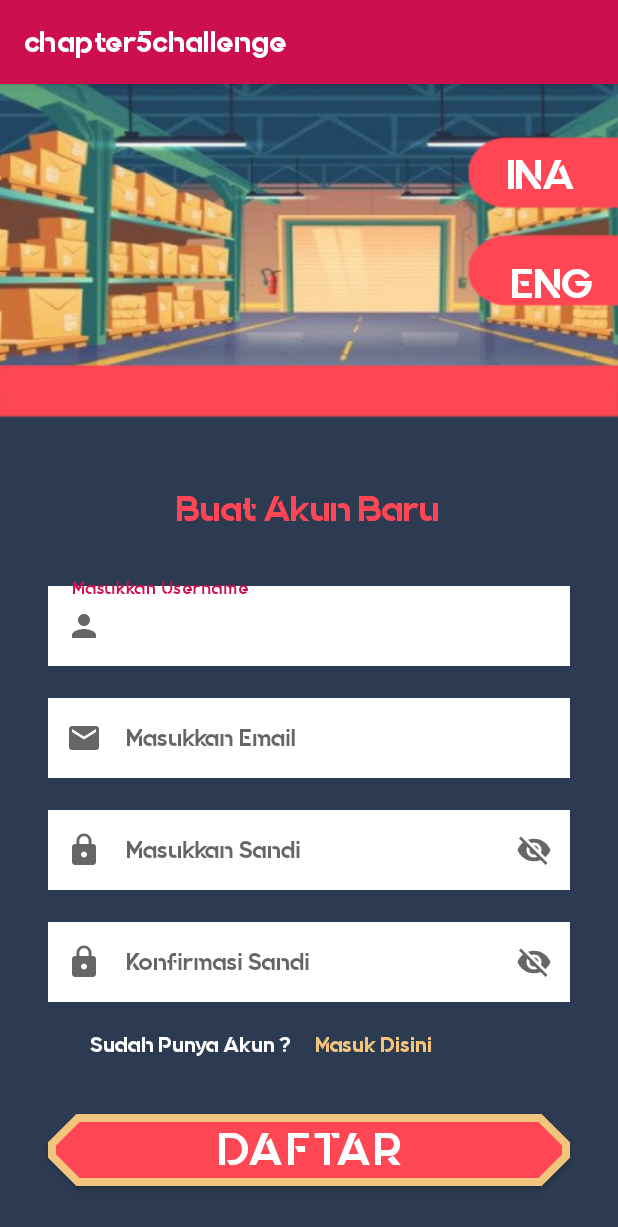
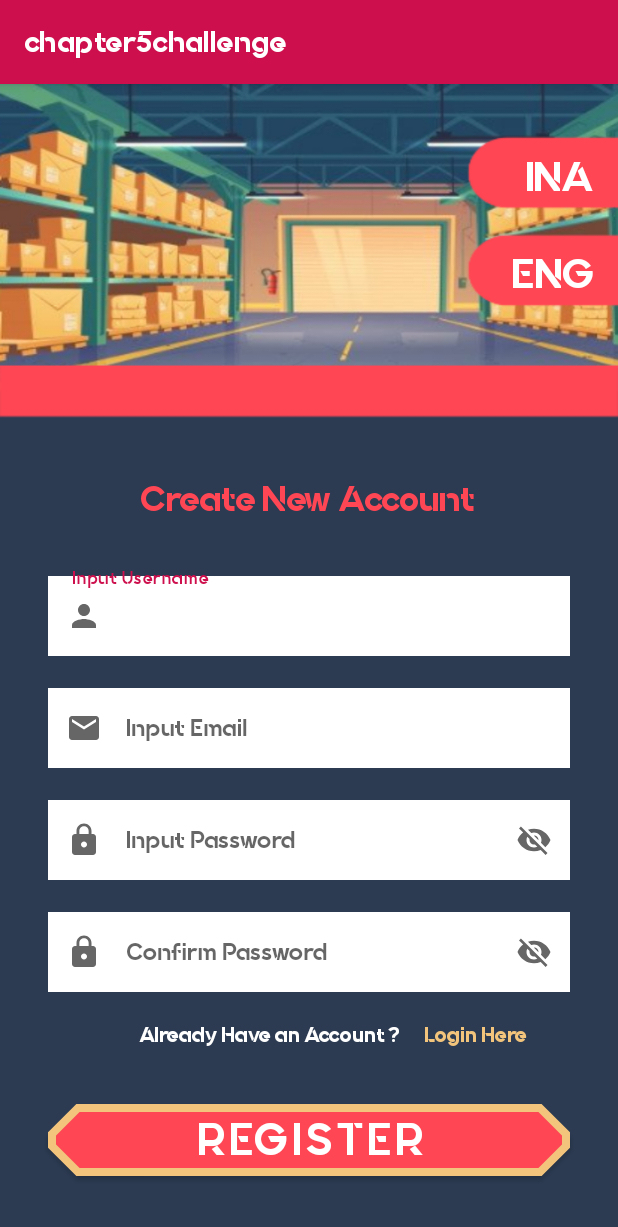
Before and after one commit to ridiculousigit/chapter5challenge, an Android app: the RegisterActivity screen opened directly, with no data from a screen before it, on a phone screen of 412 x 824 dp. Shown: the top 1227 px of the screen. Run offline under Robolectric (Android 15) with nearby library versions, the phone set to English and light mode, and no system bars.

Commit message:
Fixed logical program

```diff
--- a/app/build.gradle
+++ b/app/build.gradle
@@ -45,12 +45,12 @@ dependencies {
     testImplementation 'junit:junit:4.13.2'
     androidTestImplementation 'androidx.test.ext:junit:1.1.3'
     androidTestImplementation 'androidx.test.espresso:espresso-core:3.4.0'
-    // library retrofit
+    // library Retrofit
     implementation 'com.squareup.retrofit2:retrofit:2.9.0'
     // library GSON
     implementation 'com.squareup.retrofit2:converter-gson:2.9.0'
-    // library OKHTTP
+    // Library OKHTTP
     implementation 'com.squareup.okhttp3:logging-interceptor:4.9.3'
-    // load gambar online
+    // Library Glide
     implementation 'com.github.bumptech.glide:glide:4.12.0'
 }
--- a/app/src/main/AndroidManifest.xml
+++ b/app/src/main/AndroidManifest.xml
@@ -3,6 +3,7 @@
     xmlns:tools="http://schemas.android.com/tools"
     package="binar.academy.chapter5challenge">
 
+    <!--Android Permission to Access Internet on User Device-->
     <uses-permission android:name="android.permission.INTERNET" />
 
     <application
--- a/app/src/main/java/binar/academy/chapter5challenge/activity/MainActivity.kt
+++ b/app/src/main/java/binar/academy/chapter5challenge/activity/MainActivity.kt
@@ -71,7 +71,7 @@ class MainActivity : AppCompatActivity() {
                 productAdapter.onDelete = {
                     viewModel.callDeleteProduct(it)
                     viewModel.deleteldProduct.observe(this, Observer {
-                        Toast.makeText(this, "Data has been deleted", Toast.LENGTH_SHORT).show()
+                        Toast.makeText(this, "Data berhasil dihapus !", Toast.LENGTH_SHORT).show()
                     })
                 }
 
@@ -89,6 +89,10 @@ class MainActivity : AppCompatActivity() {
                     startActivity(detail)
                 }
                 productAdapter.notifyDataSetChanged()
+                /*
+                Notifies the attached observers that the underlying data has been changed
+                and any View reflecting the data set should refresh itself
+                */
             }
         })
         viewModel.callAllProduct()
--- a/app/src/main/res/layout/activity_register.xml
+++ b/app/src/main/res/layout/activity_register.xml
@@ -13,10 +13,11 @@
         style="@style/textLanguages"
         android:layout_width="wrap_content"
         android:layout_height="wrap_content"
-        android:layout_marginTop="44dp"
+        android:layout_marginTop="45dp"
+        android:layout_marginEnd="16dp"
         android:text="@string/lang_first_option"
         app:layout_constraintEnd_toEndOf="parent"
-        app:layout_constraintHorizontal_bias="0.922"
+        app:layout_constraintHorizontal_bias="1.0"
         app:layout_constraintStart_toStartOf="parent"
         app:layout_constraintTop_toTopOf="parent" />
 
@@ -25,10 +26,11 @@
         style="@style/textLanguages"
         android:layout_width="wrap_content"
         android:layout_height="wrap_content"
-        android:layout_marginTop="40dp"
+        android:layout_marginTop="32dp"
+        android:layout_marginEnd="16dp"
         android:text="@string/lang_second_option"
         app:layout_constraintEnd_toEndOf="parent"
-        app:layout_constraintHorizontal_bias="0.954"
+        app:layout_constraintHorizontal_bias="1.0"
         app:layout_constraintStart_toStartOf="parent"
         app:layout_constraintTop_toBottomOf="@+id/tvinaRegister" />
 
@@ -154,6 +156,8 @@
         android:layout_marginTop="20dp"
         android:text="@string/login_ask"
         android:textColor="@color/white"
+        app:layout_constraintEnd_toEndOf="parent"
+        app:layout_constraintHorizontal_bias="0.185"
         app:layout_constraintStart_toStartOf="parent"
         app:layout_constraintTop_toBottomOf="@+id/kolomConfirm" />
 
--- a/app/src/main/res/values/strings.xml
+++ b/app/src/main/res/values/strings.xml
@@ -1,23 +1,24 @@
+<?xml version="1.0" encoding="utf-8"?>
 <resources>
     <string name="app_name">chapter5challenge</string>
     <string name="lang_first_option">INA</string>
     <string name="lang_second_option">ENG</string>
-    <string name="login_header">Masuk untuk Melanjutkan</string>
-    <string name="register_header">Buat Akun Baru</string>
-    <string name="username_field">Masukkan Username</string>
-    <string name="email_field">Masukkan Email</string>
-    <string name="password_field">Masukkan Sandi</string>
-    <string name="confirm_field">Konfirmasi Sandi</string>
-    <string name="register_ask">Belum Punya Akun ?</string>
-    <string name="register_here">Daftar Disini</string>
-    <string name="login_ask">Sudah Punya Akun ?</string>
-    <string name="login_here">Masuk Disini</string>
-    <string name="button_login">MASUK</string>
-    <string name="button_register">DAFTAR</string>
-    <string name="button_logout">KELUAR</string>
-    <string name="button_back">KEMBALI</string>
-    <string name="button_create">BUAT</string>
-    <string name="button_update">UBAH</string>
-    <string name="button_delete">HAPUS</string>
+    <string name="login_header">Sign In to Continue</string>
+    <string name="register_header">Create New Account</string>
+    <string name="username_field">Input Username</string>
+    <string name="email_field">Input Email</string>
+    <string name="password_field">Input Password</string>
+    <string name="confirm_field">Confirm Password</string>
+    <string name="register_ask">Dont Have an Account Yet ?</string>
+    <string name="register_here">Register Here</string>
+    <string name="login_ask">Already Have an Account ?</string>
+    <string name="login_here">Login Here</string>
+    <string name="button_login">LOGIN</string>
+    <string name="button_register">REGISTER</string>
+    <string name="button_logout">LOGOUT</string>
+    <string name="button_back">BACK</string>
+    <string name="button_create">CREATE</string>
+    <string name="button_update">UPDATE</string>
+    <string name="button_delete">DELETE</string>
     <string name="example_desc">Royal Canin Fit adalah makanan untuk kucing yang aktif di luar ruangan. Kucing yang aktif di luar ruangan memiliki akses terbuka untuk bertemu dengan hewan lain, seperti parasit yang mengganggu sistem kekebalan tubuhnya.</string>
 </resources>
```
Also changed, not shown: app/src/main/java/binar/academy/chapter5challenge/activity/LoginActivity.kt (+22 -0 lines), app/src/main/java/binar/academy/chapter5challenge/activity/RegisterActivity.kt (+22 -0 lines), app/src/main/res/layout/activity_login.xml (+8 -5 lines), 2 other files.
